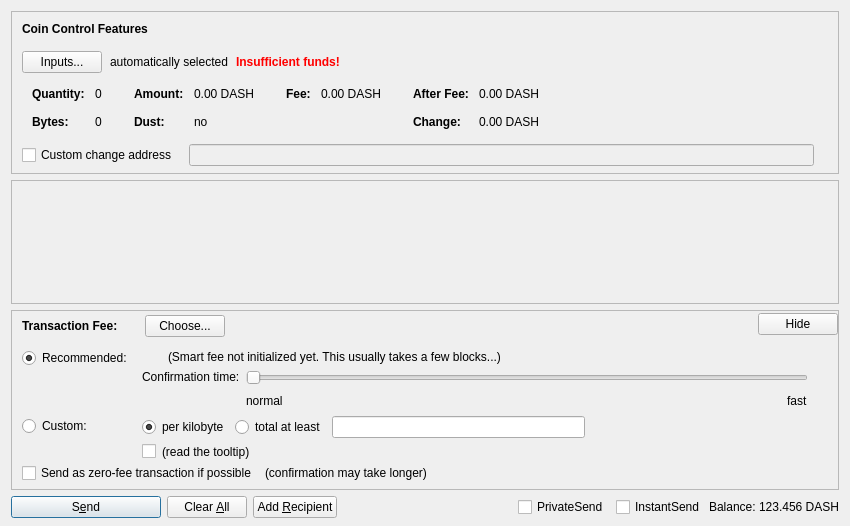
Above: src/qt/forms/sendcoinsdialog.ui from NaAlSi3O8/dash before the change. Below: the same form after it.
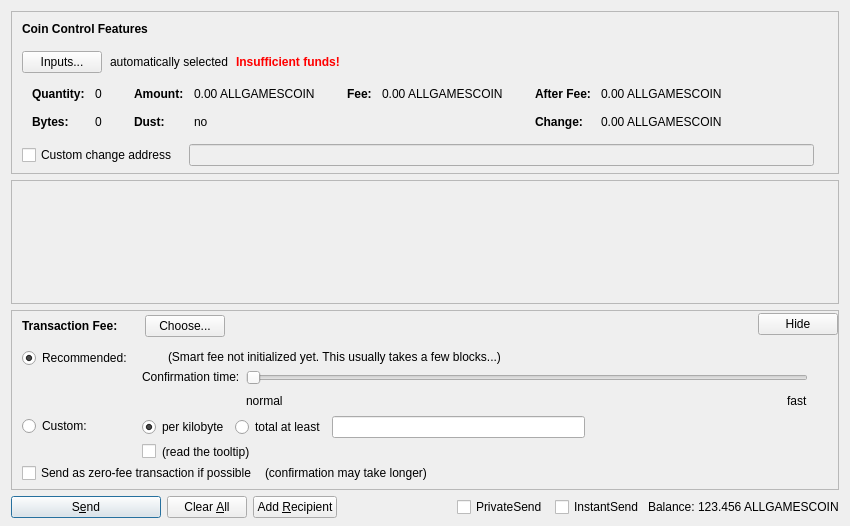
That is the form after the change. Custom widgets are drawn as their Qt base class.

Commit message: change text DASH to ALLGAMESCOIN

The edit to the form file:
```diff
--- a/src/qt/forms/sendcoinsdialog.ui
+++ b/src/qt/forms/sendcoinsdialog.ui
@@ -324,7 +324,7 @@
                   <enum>Qt::ActionsContextMenu</enum>
                  </property>
                  <property name="text">
-                  <string notr="true">0.00 DASH</string>
+                  <string notr="true">0.00 ALLGAMESCOIN</string>
                  </property>
                  <property name="textInteractionFlags">
                   <set>Qt::LinksAccessibleByMouse|Qt::TextSelectableByKeyboard|Qt::TextSelectableByMouse</set>
@@ -404,7 +404,7 @@
                   <enum>Qt::ActionsContextMenu</enum>
                  </property>
                  <property name="text">
-                  <string notr="true">0.00 DASH</string>
+                  <string notr="true">0.00 ALLGAMESCOIN</string>
                  </property>
                  <property name="textInteractionFlags">
                   <set>Qt::LinksAccessibleByMouse|Qt::TextSelectableByKeyboard|Qt::TextSelectableByMouse</set>
@@ -455,7 +455,7 @@
                   <enum>Qt::ActionsContextMenu</enum>
                  </property>
                  <property name="text">
-                  <string notr="true">0.00 DASH</string>
+                  <string notr="true">0.00 ALLGAMESCOIN</string>
                  </property>
                  <property name="textInteractionFlags">
                   <set>Qt::LinksAccessibleByMouse|Qt::TextSelectableByKeyboard|Qt::TextSelectableByMouse</set>
@@ -484,7 +484,7 @@
                   <enum>Qt::ActionsContextMenu</enum>
                  </property>
                  <property name="text">
-                  <string notr="true">0.00 DASH</string>
+                  <string notr="true">0.00 ALLGAMESCOIN</string>
                  </property>
                  <property name="textInteractionFlags">
                   <set>Qt::LinksAccessibleByMouse|Qt::TextSelectableByKeyboard|Qt::TextSelectableByMouse</set>
@@ -1337,7 +1337,7 @@
           <cursorShape>IBeamCursor</cursorShape>
          </property>
          <property name="text">
-          <string notr="true">123.456 DASH</string>
+          <string notr="true">123.456 ALLGAMESCOIN</string>
          </property>
          <property name="textInteractionFlags">
           <set>Qt::LinksAccessibleByMouse|Qt::TextSelectableByKeyboard|Qt::TextSelectableByMouse</set>
```
The commit also changes 81 other files.
